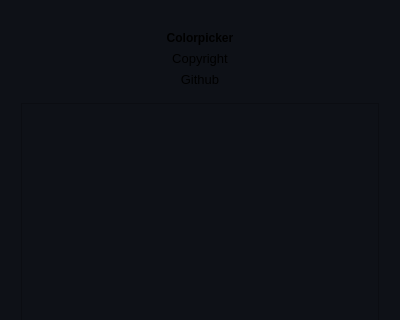
This is about.ui in mikaelsundell/colorpicker as Qt 5 draws it before an edit; both pictures show x 0 to 400 and y 0 to 320 of the 400 by 600 pixel window. The edited form follows.
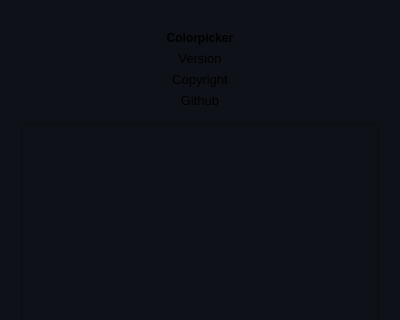
This is the edited form. Icons and pictures are not drawn.

Commit message: Added version in About dialog Fixed icc profile bug Changed window size to minimum

Diff of the .ui file:
```diff
--- a/about.ui
+++ b/about.ui
@@ -160,6 +160,21 @@
        </property>
       </widget>
      </item>
+     <item>
+      <widget class="QLabel" name="version">
+       <property name="font">
+        <font>
+         <pointsize>10</pointsize>
+        </font>
+       </property>
+       <property name="text">
+        <string>Version</string>
+       </property>
+       <property name="alignment">
+        <set>Qt::AlignCenter</set>
+       </property>
+      </widget>
+     </item>
      <item>
       <widget class="QLabel" name="copyright">
        <property name="font">
```
The commit also changes 3 other files.
